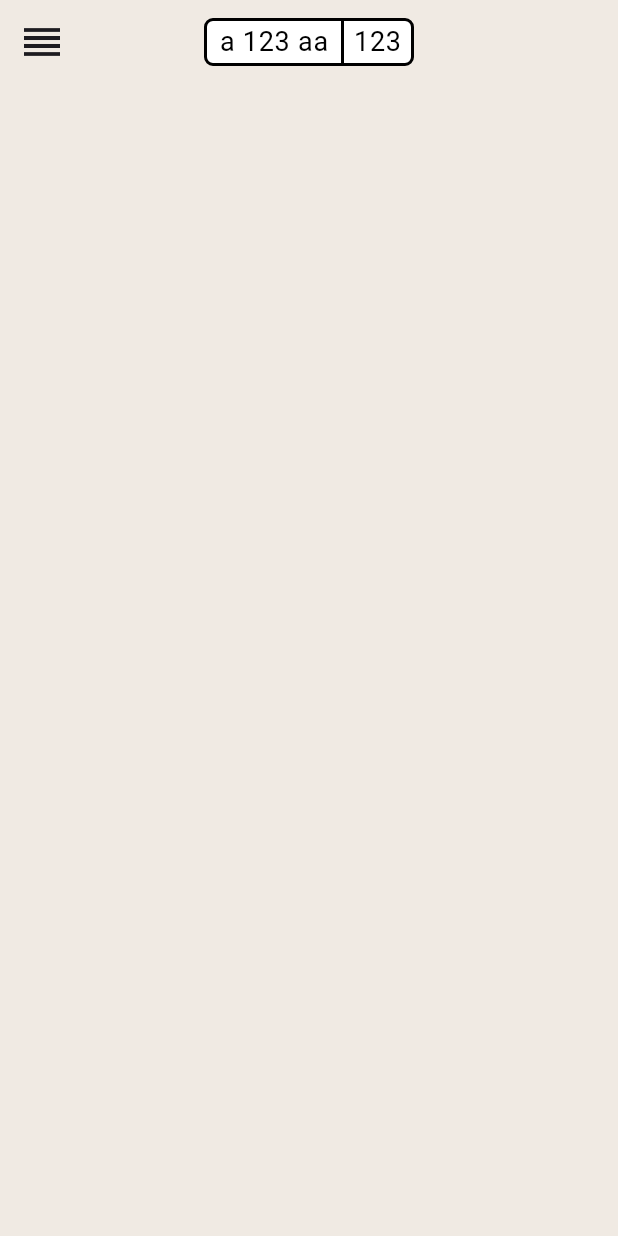
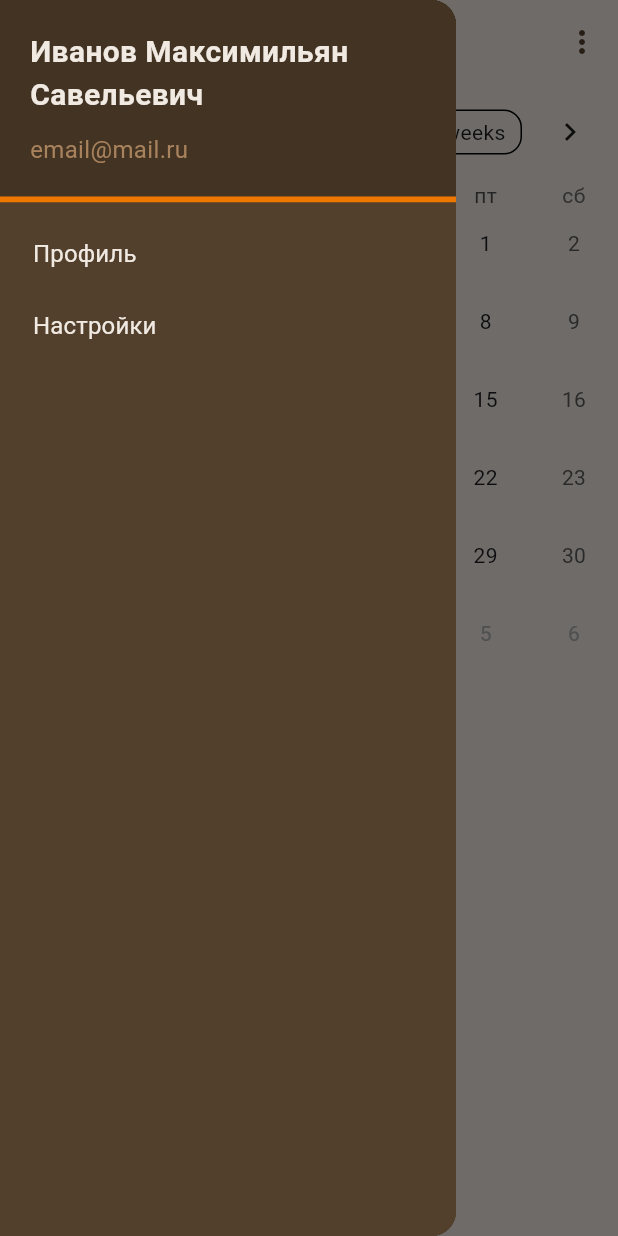
Before and after one commit to Bratek/OTiDO2, a Flutter app: the screen it shows after launch, with the side drawer open (before the commit the screen has no drawer), on a phone screen of 412 x 824 dp. Run offline on Flutter 3.47's test engine with Material 3 defaults, Android fonts, the phone set to English and light mode, and no system bars; drawn by our look-alikes of table_calendar.

Commit message:
Корректировка тем и виджетов

```diff
--- a/lib/l10n/intl_ru.arb
+++ b/lib/l10n/intl_ru.arb
@@ -1,8 +1,16 @@
 {
+  "about": "О приложении",
   "app_name": "ОТиДО",
   "dobro_pozhalovat": "Добро пожаловать!",
   "email": "Эл.почта",
+  "feedback": "Обратная связь",
+  "garage": "Гараж",
+  "mail": "email@mail.ru",
   "password": "Пароль",
+  "profile": "Профиль",
   "registration": "Регистрация",
+  "settings": "Настройки",
+  "sign_out": "Выход",
+  "user_name": "Фамилия Имя",
   "zaregistrirovat": "Зарегистрировать"
 }
--- a/lib/main.dart
+++ b/lib/main.dart
@@ -1,10 +1,9 @@
 import 'package:flutter/material.dart';
 import 'package:flutter_localizations/flutter_localizations.dart';
-import 'package:otido2/generated/l10n.dart';
-import 'package:otido2/screens/login_screen.dart';
+import 'package:otido2/helper.dart';
+
+//import 'package:otido2/screens/login_screen.dart';
 import 'package:otido2/screens/main_screen.dart';
-import 'package:otido2/themes/theme_dark.dart';
-import 'package:otido2/themes/theme_light.dart';
 
 void main() {
   runApp(const MyApp());
@@ -16,8 +15,8 @@ class MyApp extends StatelessWidget {
   @override
   Widget build(BuildContext context) {
     return MaterialApp(
-      theme: lightTheme,
-      darkTheme: darkTheme,
+      theme: dataTheme(Brightness.light),
+      darkTheme: dataTheme(Brightness.dark),
       themeMode: ThemeMode.system,
       debugShowCheckedModeBanner: false,
       localizationsDelegates: const [
@@ -29,7 +28,7 @@ class MyApp extends StatelessWidget {
       supportedLocales: const [
         Locale('ru'),
       ],
-      home: const MainScreen(), //LoginScreen(),
+      home: const MainScreen(),
     );
   }
 }
--- a/lib/screens/login_screen.dart
+++ b/lib/screens/login_screen.dart
@@ -1,10 +1,6 @@
 import 'package:flutter/material.dart';
-import 'package:otido2/generated/l10n.dart';
 import 'package:otido2/helper.dart';
-import 'package:otido2/widgets/widget_button.dart';
-import 'package:otido2/widgets/widget_title.dart';
-import 'package:otido2/widgets/widget_text_field.dart';
-import '../widgets/widget_logo.dart';
+
 
 class LoginScreen extends StatelessWidget {
   const LoginScreen({super.key});
--- a/lib/screens/main_screen.dart
+++ b/lib/screens/main_screen.dart
@@ -1,24 +1,55 @@
 import 'package:flutter/material.dart';
-import 'package:otido2/themes/theme_colors.dart';
-import 'package:otido2/widgets/widget_gos_number.dart';
+import 'package:otido2/helper.dart';
+import 'package:table_calendar/table_calendar.dart';
 
 class MainScreen extends StatelessWidget {
   const MainScreen({super.key});
 
   @override
   Widget build(BuildContext context) {
-    ThemeColors themeColors = ThemeColors(Theme.of(context).brightness);
+    ThemeData appTheme = Theme.of(context);
     return Scaffold(
-      appBar: AppBar(
-        backgroundColor: themeColors.background,
-        leading: IconButton(
-          icon: Icon(Icons.reorder),
-          iconSize: 32,
-          onPressed: () {},
-        ),
-        title: wGosNumber(context, 'a 123 aa', '123'),
-        centerTitle: true,
+      appBar: _Appbar(context, appTheme),
+      drawer: wDrawer(context),
+      body: TableCalendar(
+        firstDay: DateTime.utc(2010, 10, 16),
+        lastDay: DateTime.utc(2030, 3, 14),
+        focusedDay: DateTime.now(),
       ),
     );
   }
+
+  AppBar _Appbar(context, ThemeData appTheme) {
+    return AppBar(
+      title: wGosNumber(context, 'a 123 aa', '123'),
+      centerTitle: true,
+      actions: [
+        PopupMenuButton(
+            icon: const Icon(Icons.more_vert),
+            itemBuilder: (BuildContext context) => [
+                  PopupMenuItem(
+                    child: Text(
+                      'Menu 1',
+                      style: appTheme.textTheme.popupMenu,
+                    ),
+                    onTap: () {},
+                  ),
+                  PopupMenuItem(
+                    child: Text(
+                      'Menu 2',
+                      style: appTheme.textTheme.popupMenu,
+                    ),
+                    onTap: () {},
+                  ),
+                  PopupMenuItem(
+                    child: Text(
+                      'Menu 3',
+                      style: appTheme.textTheme.popupMenu,
+                    ),
+                    onTap: () {},
+                  ),
+                ]),
+      ],
+    );
+  }
 }
--- a/lib/themes/theme_colors.dart
+++ b/lib/themes/theme_colors.dart
@@ -23,16 +23,16 @@ class ThemeColors {
 
   ThemeColors([this.light = Brightness.light]);
 
-  Color get footer =>
+  Color get footerColor =>
       light == Brightness.light ? Color(0xFFFFFAF4) : Color(0xFF423323);
-  Color get previous =>
+  Color get previousColor =>
       light == Brightness.light ? Color(0xFFFCF5ED) : Color(0xFF71563C);
-  Color get background =>
+  Color get backgroundColor =>
       light == Brightness.light ? Color(0xFFF0EAE3) : Color(0xFF523F2C);
-  Color get medium =>
+  Color get mediumColor =>
       light == Brightness.light ? Color(0xFFA8825C) : Color(0xFFA8825C);
-  Color get opposite =>
+  Color get oppositeColor =>
       light == Brightness.light ? Color(0xFF523F2C) : Color(0xFFF0EAE3);
-  Color get accent => Color(0xFFEE7700);
-  Color get sameLight => Color(0xFFFCF5ED);
+  Color get accentColor => Color(0xFFEE7700);
+  Color get sameLightColor => Color(0xFFFCF5ED);
 }
--- a/lib/themes/theme_dark.dart
+++ /dev/null
@@ -1,4 +0,0 @@
-import 'package:flutter/material.dart';
-import 'package:otido2/themes/data_theme.dart';
-
-ThemeData get darkTheme => DataTheme(Brightness.dark).theme;
--- a/lib/themes/theme_light.dart
+++ /dev/null
@@ -1,4 +0,0 @@
-import 'package:flutter/material.dart';
-import 'package:otido2/themes/data_theme.dart';
-
-ThemeData get lightTheme => DataTheme(Brightness.light).theme;
--- /dev/null
+++ b/lib/widgets/widget_drawer.dart
@@ -0,0 +1,67 @@
+import 'package:flutter/material.dart';
+import 'package:otido2/helper.dart';
+
+Widget wDrawer(BuildContext context) {
+  final appTheme = Theme.of(context);
+  return Drawer(
+    backgroundColor: appTheme.colorScheme.backgroundColor,
+    child: SafeArea(
+      child: Column(children: [
+        Container(
+          padding: EdgeInsets.all(20),
+          color: appTheme.colorScheme.footerColor,
+          width: double.infinity,
+          //height: 100,
+          child: Column(
+            crossAxisAlignment: CrossAxisAlignment.start,
+            children: [
+              Text(
+                'Иванов Максимильян Савельевич',
+                style: appTheme.textTheme.titleMin,
+                softWrap: true,
+              ),
+              vSpace(10),
+              Text(
+                "email@mail.ru",
+                style: appTheme.textTheme.info
+                    .copyWith(color: appTheme.colorScheme.mediumColor),
+                softWrap: true,
+              ),
+            ],
+          ),
+        ),
+        Container(
+          color: appTheme.colorScheme.accentColor,
+          width: double.infinity,
+          height: 4,
+        ),
+        Expanded(
+          child: Container(
+            color: appTheme.colorScheme.backgroundColor,
+            width: double.infinity,
+            padding: EdgeInsets.only(left: 10, top: 10),
+            child: Column(
+              crossAxisAlignment: CrossAxisAlignment.start,
+              children: [
+                TextButton(
+                  onPressed: () {},
+                  child: Text(
+                    S.of(context).profile,
+                    style: appTheme.textTheme.menuItem,
+                  ),
+                ),
+                TextButton(
+                  onPressed: () {},
+                  child: Text(
+                    S.of(context).settings,
+                    style: appTheme.textTheme.menuItem,
+                  ),
+                ),
+              ],
+            ),
+          ),
+        ),
+      ]),
+    ),
+  );
+}
--- a/lib/widgets/widget_gos_number.dart
+++ b/lib/widgets/widget_gos_number.dart
@@ -16,7 +16,11 @@ Widget wGosNumber(BuildContext context, String number, String region) {
             child: Center(
               child: Text(
                 number,
-                style: Theme.of(context).textTheme.labelSmall,
+                style: TextStyle(
+                  color: Colors.black,
+                  fontSize: 18,
+                  fontWeight: FontWeight.normal,
+                ),
               ),
             ),
           ),
@@ -32,7 +36,11 @@ Widget wGosNumber(BuildContext context, String number, String region) {
             child: Center(
               child: Text(
                 region,
-                style: Theme.of(context).textTheme.labelSmall,
+                style: TextStyle(
+                  color: Colors.black,
+                  fontSize: 18,
+                  fontWeight: FontWeight.normal,
+                ),
               ),
             ),
           ),
--- /dev/null
+++ b/lib/widgets/widget_space.dart
@@ -0,0 +1,4 @@
+import 'package:flutter/material.dart';
+
+Widget vSpace(double size) => SizedBox(height: size);
+Widget hSpace(double size) => SizedBox(width: size);
--- a/lib/widgets/widget_text_field.dart
+++ b/lib/widgets/widget_text_field.dart
@@ -1,4 +1,5 @@
 import 'package:flutter/material.dart';
+import 'package:otido2/themes/data_theme.dart';
 
 Widget wTextField(BuildContext context,
     {TextEditingController? controller,
@@ -6,7 +7,7 @@ Widget wTextField(BuildContext context,
     bool obscure = false}) {
   return TextField(
     controller: controller,
-    style: Theme.of(context).textTheme.bodyMedium,
+    style: Theme.of(context).textTheme.body,
     decoration: InputDecoration(labelText: label),
     obscureText: obscure,
   );
--- a/lib/widgets/widget_title.dart
+++ b/lib/widgets/widget_title.dart
@@ -1,5 +1,6 @@
 import 'package:flutter/material.dart';
+import 'package:otido2/themes/data_theme.dart';
 
 Widget wTitle(BuildContext context, {String title = ''}) {
-  return Text(title, style: Theme.of(context).textTheme.headlineMedium);
+  return Text(title, style: Theme.of(context).textTheme.title);
 }
--- a/pubspec.yaml
+++ b/pubspec.yaml
@@ -37,6 +37,7 @@ dependencies:
   flutter_localizations:
     sdk: flutter
   intl: any
+  table_calendar: ^3.0.9
 
 dev_dependencies:
   flutter_test:
```
Also changed, not shown: lib/helper.dart (+14 -3 lines), lib/l10n/intl_en.arb (+8 -0 lines), lib/themes/data_theme.dart (+112 -74 lines), lib/widgets/widget_button.dart (+5 -4 lines), assets/images/Родовое дерево.png (added), lib/generated/intl/messages_en.dart, lib/generated/intl/messages_ru.dart, lib/generated/l10n.dart, pubspec.lock, 1 other file.
